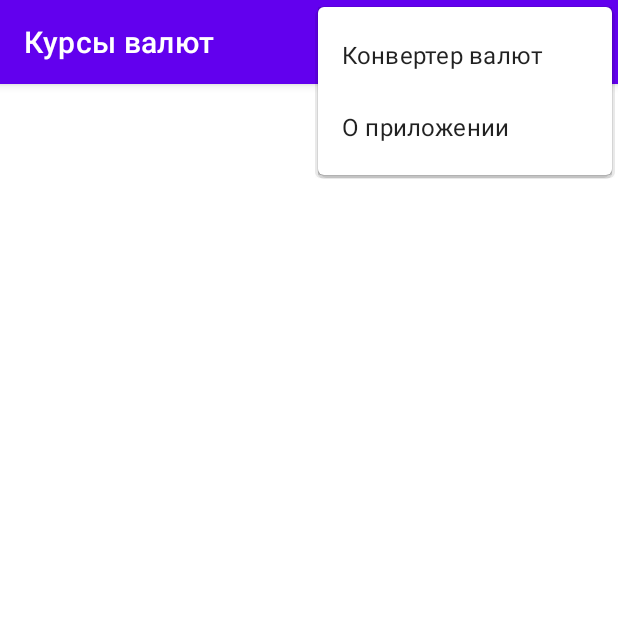
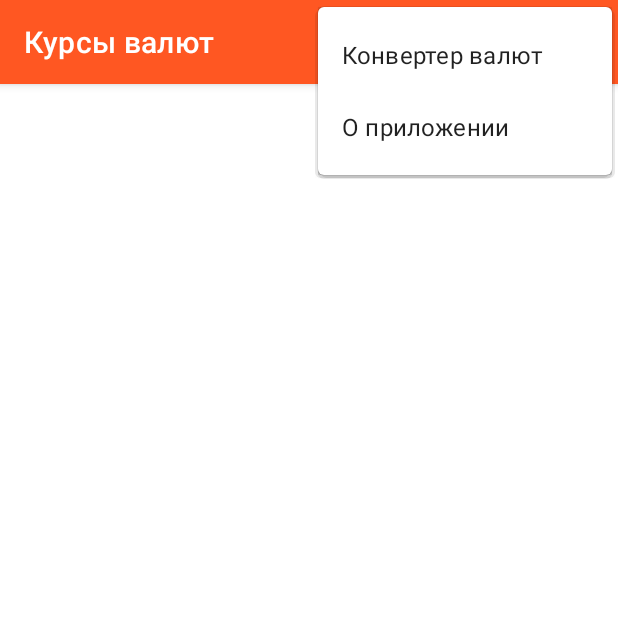
Before and after one commit to alirzaev/currencies-app, an Android app: the screen it shows after launch (CurrenciesActivity), with the options menu open, on a phone screen of 412 x 824 dp, the top half of it. Run offline under Robolectric (Android 15) with nearby library versions, the phone set to English and light mode, and no system bars; 2 statements that could not run were skipped.

Commit message:
apply new theme

```diff
--- a/app/src/main/res/values/colors.xml
+++ b/app/src/main/res/values/colors.xml
@@ -7,4 +7,10 @@
     <color name="teal_700">#FF018786</color>
     <color name="black">#FF000000</color>
     <color name="white">#FFFFFFFF</color>
+
+    <color name="orange_200">#FFAB91</color>
+    <color name="orange_500">#FF5722</color>
+    <color name="orange_700">#E64A19</color>
+    <color name="amber_100">#FFECB3</color>
+    <color name="amber_700">#FFA000</color>
 </resources>
--- a/app/src/main/res/values/themes.xml
+++ b/app/src/main/res/values/themes.xml
@@ -2,12 +2,12 @@
     <!-- Base application theme. -->
     <style name="Theme.Currencies" parent="Theme.MaterialComponents.DayNight.DarkActionBar">
         <!-- Primary brand color. -->
-        <item name="colorPrimary">@color/purple_500</item>
-        <item name="colorPrimaryVariant">@color/purple_700</item>
+        <item name="colorPrimary">@color/orange_500</item>
+        <item name="colorPrimaryVariant">@color/orange_700</item>
         <item name="colorOnPrimary">@color/white</item>
         <!-- Secondary brand color. -->
-        <item name="colorSecondary">@color/teal_200</item>
-        <item name="colorSecondaryVariant">@color/teal_700</item>
+        <item name="colorSecondary">@color/amber_100</item>
+        <item name="colorSecondaryVariant">@color/amber_700</item>
         <item name="colorOnSecondary">@color/black</item>
         <!-- Status bar color. -->
         <item name="android:statusBarColor" tools:targetApi="l">?attr/colorPrimary</item>
```
